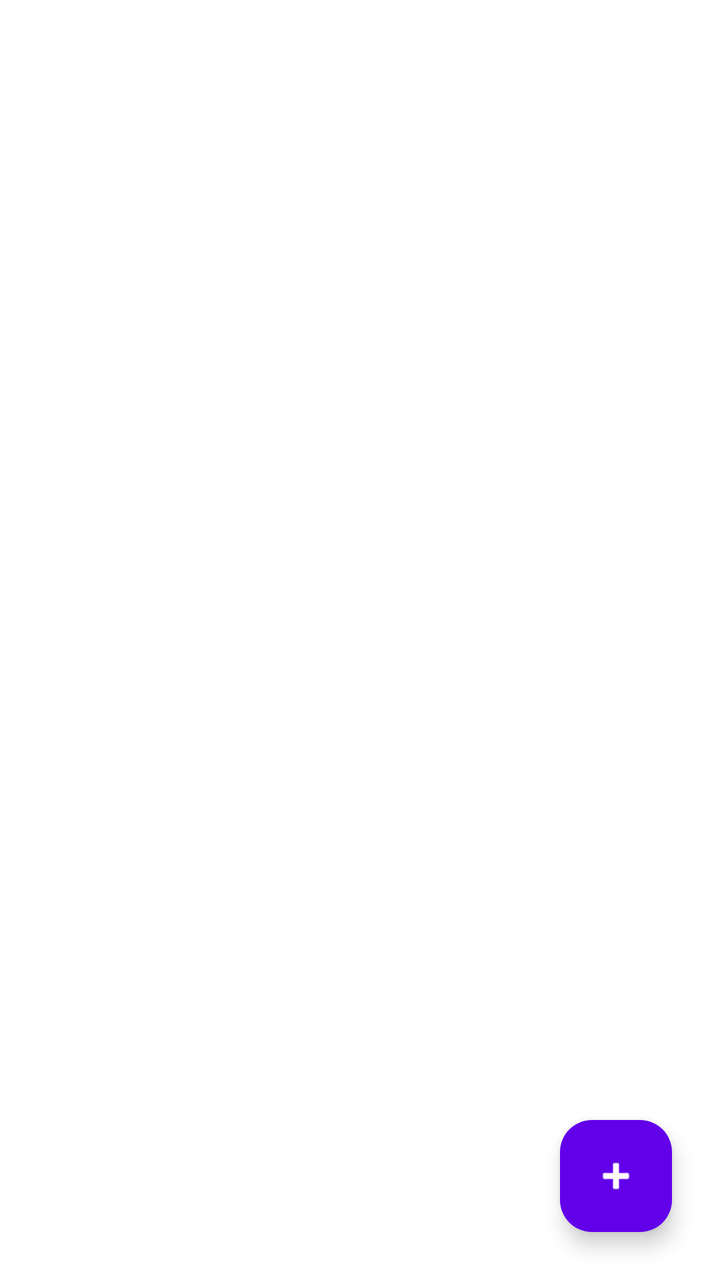
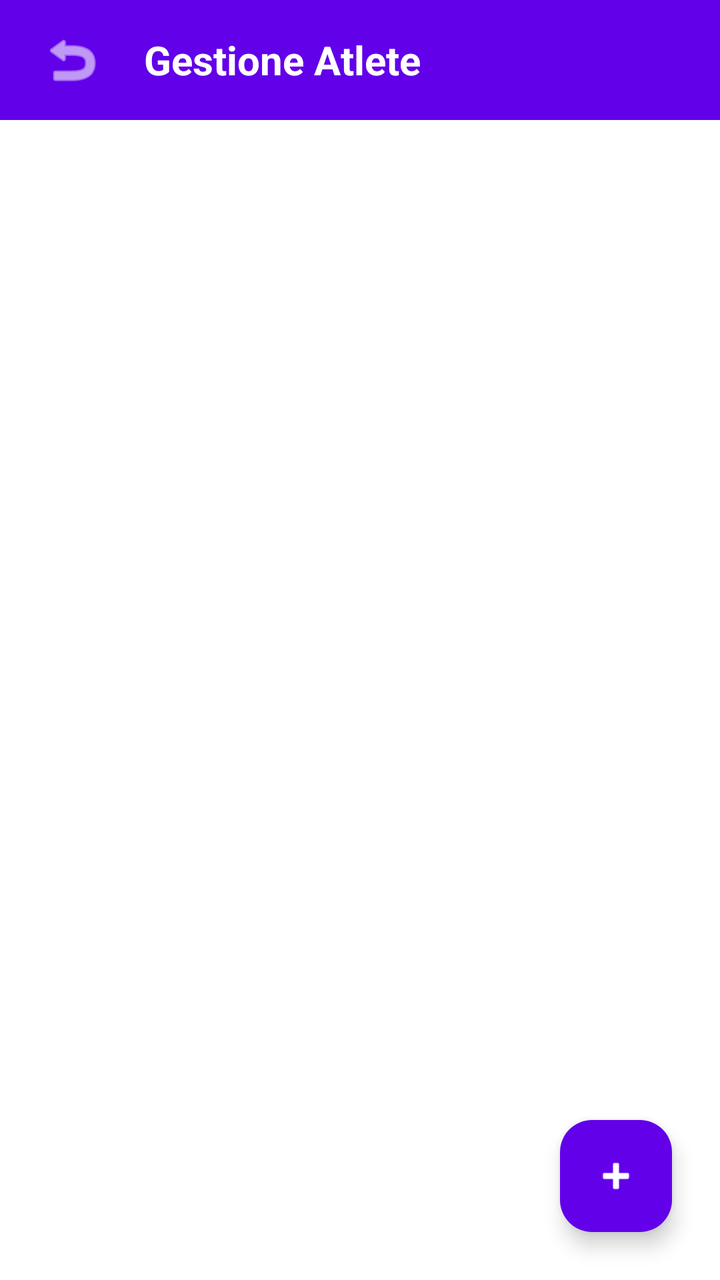

Two renders of the same Android screen: before a commit and after it. Below are the layout's source before the change and the commit's diff.
<!-- AndroidManifest.xml: application theme Theme.GinnasticaRitmica -->
<!-- res/layout/fragment_gestione_atlete.xml -->
<?xml version="1.0" encoding="utf-8"?>
<layout xmlns:android="http://schemas.android.com/apk/res/android"
    xmlns:app="http://schemas.android.com/apk/res-auto">

    <androidx.constraintlayout.widget.ConstraintLayout
        android:layout_width="match_parent"
        android:layout_height="match_parent"
        android:background="#FFFFFF">

        <androidx.recyclerview.widget.RecyclerView
            android:id="@+id/recyclerViewAtlete"
            android:layout_width="match_parent"
            android:layout_height="match_parent"
            android:paddingTop="16dp"
            android:clipToPadding="false" />

        <com.google.android.material.floatingactionbutton.FloatingActionButton
            android:id="@+id/fabAggiungiAtleta"
            android:layout_width="wrap_content"
            android:layout_height="wrap_content"
            android:layout_margin="24dp"
            android:src="@android:drawable/ic_input_add"
            app:backgroundTint="#6200EA"
            app:tint="#FFFFFF"
            app:layout_constraintBottom_toBottomOf="parent"
            app:layout_constraintEnd_toEndOf="parent" />

    </androidx.constraintlayout.widget.ConstraintLayout>
</layout>
<!-- resources referenced by this layout -->
<resources>
  <style name="Theme.GinnasticaRitmica" parent="Base.Theme.GinnasticaRitmica" />
  <style name="Base.Theme.GinnasticaRitmica" parent="Theme.Material3.DayNight.NoActionBar">
          
          
      </style>
</resources>

<!-- the commit's change to res/layout/fragment_gestione_atlete.xml (unified diff, before → after) -->
@@ -7,12 +7,47 @@
         android:layout_height="match_parent"
         android:background="#FFFFFF">
 
+        <LinearLayout
+            android:id="@+id/bannerViola"
+            android:layout_width="match_parent"
+            android:layout_height="60dp"
+            android:background="#6200EA"
+            android:gravity="center_vertical"
+            android:orientation="horizontal"
+            android:paddingHorizontal="16dp"
+            app:layout_constraintTop_toTopOf="parent"
+            app:layout_constraintStart_toStartOf="parent"
+            app:layout_constraintEnd_toEndOf="parent">
+
+            <ImageButton
+                android:id="@+id/btnTornaIndietro"
+                android:layout_width="40dp"
+                android:layout_height="40dp"
+                android:background="?attr/selectableItemBackgroundBorderless"
+                android:src="@android:drawable/ic_menu_revert"
+                app:tint="#FFFFFF" />
+
+            <TextView
+                android:layout_width="wrap_content"
+                android:layout_height="wrap_content"
+                android:layout_marginStart="16dp"
+                android:text="Gestione Atlete"
+                android:textColor="#FFFFFF"
+                android:textSize="20sp"
+                android:textStyle="bold" />
+        </LinearLayout>
+
         <androidx.recyclerview.widget.RecyclerView
             android:id="@+id/recyclerViewAtlete"
-            android:layout_width="match_parent"
-            android:layout_height="match_parent"
+            android:layout_width="0dp"
+            android:layout_height="0dp"
             android:paddingTop="16dp"
-            android:clipToPadding="false" />
+            android:clipToPadding="false"
+            android:paddingBottom="80dp"
+            app:layout_constraintTop_toBottomOf="@id/bannerViola"
+            app:layout_constraintBottom_toBottomOf="parent"
+            app:layout_constraintStart_toStartOf="parent"
+            app:layout_constraintEnd_toEndOf="parent" />
 
         <com.google.android.material.floatingactionbutton.FloatingActionButton
             android:id="@+id/fabAggiungiAtleta"
